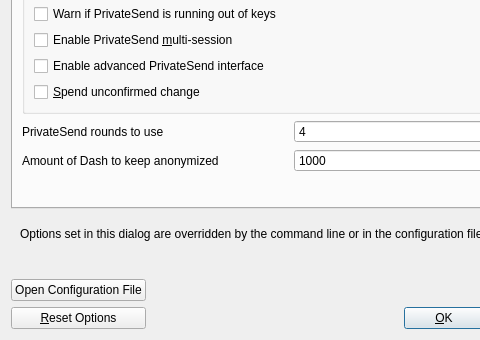
The window that src/qt/forms/optionsdialog.ui (uhlik-mdfkbtc-veles-development/veles) describes before a commit, drawn with Qt 5; both pictures show x 0 to 480 and y 123 to 463 of the 581 by 463 pixel window.
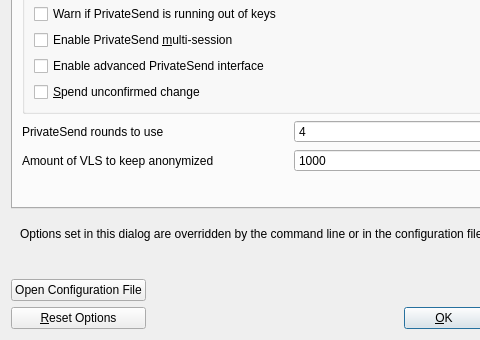
The same window after the commit. Custom widgets are drawn as their Qt base class.

Commit message: PS: fix optionsdialog

Patch:
```diff
--- a/src/qt/forms/optionsdialog.ui
+++ b/src/qt/forms/optionsdialog.ui
@@ -316,7 +316,7 @@
             <string notr="true"/>
            </property>
            <property name="text">
-            <string>Amount of Dash to keep anonymized</string>
+            <string>Amount of VLS to keep anonymized</string>
            </property>
           </widget>
          </item>
```
Left out of the diff: 4 changed lines with no effect on the pictures. Lines whose indentation alone changed are shown as unchanged. The commit also changes 1 other file.
